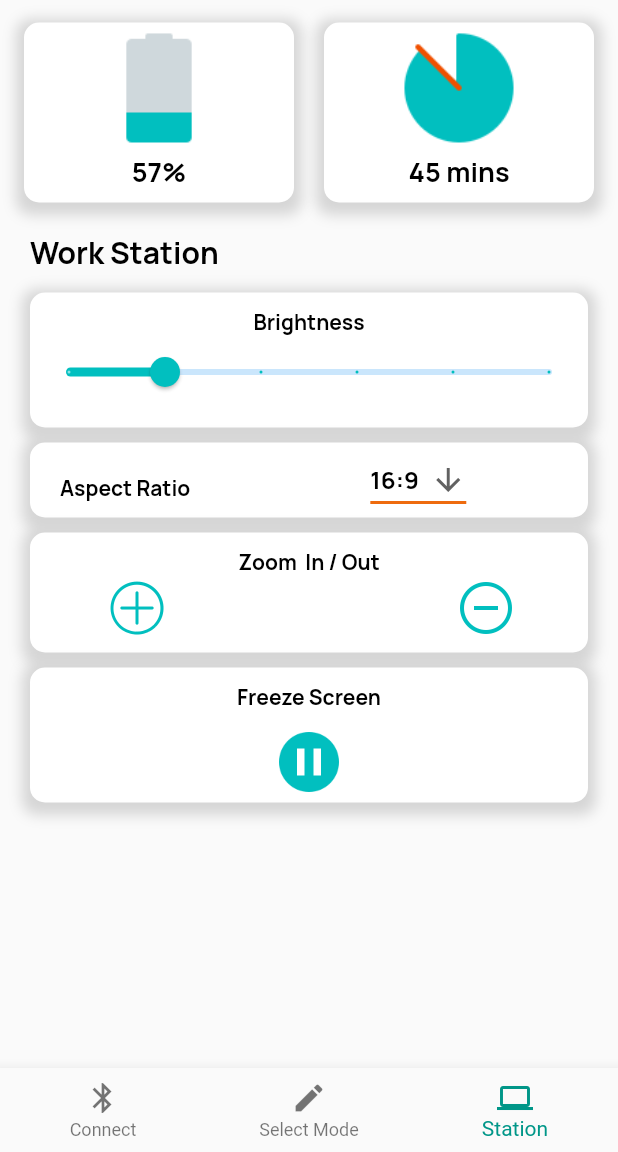
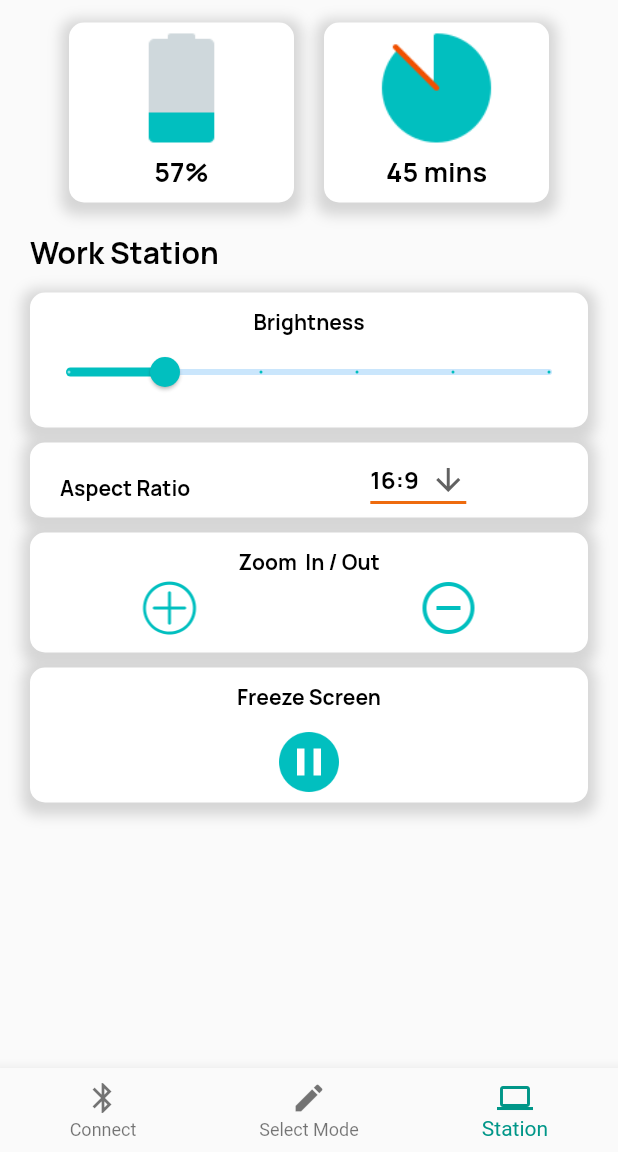
Before and after one commit to khaledirfan/Lightcanvas, a Flutter app: the station screen opened directly, on a phone screen of 412 x 824 dp, the part 84-1236 px from its top. Run offline on Flutter 3.47's test engine with Material 2 defaults, Android fonts, the phone set to English and light mode, and no system bars; project files that could hold a hidden picture were left out.

Commit message:
App DOne

```diff
--- a/lib/station.dart
+++ b/lib/station.dart
@@ -67,7 +67,7 @@ class _stationState extends State<station> {
                           EdgeInsets.symmetric(horizontal: 10, vertical: 10),
                       child: Container(
                         height: 120,
-                        width: 180,
+                        width: 150,
                         child: Column(
                           children: [
                             Image.asset(
@@ -118,7 +118,7 @@ class _stationState extends State<station> {
                           EdgeInsets.symmetric(horizontal: 10, vertical: 10),
                       child: Container(
                         height: 120,
-                        width: 180,
+                        width: 150,
                         child: Container(
                           height: 120,
                           width: 150,
@@ -311,7 +311,7 @@ class _stationState extends State<station> {
                 padding: EdgeInsets.symmetric(horizontal: 20, vertical: 5),
                 child: Container(
                   height: 80,
-                  width: 500,
+                  width: 400,
                   decoration: BoxDecoration(
                     color: Color(0xFFFFFFFF),
                     borderRadius: BorderRadius.only(
@@ -343,23 +343,22 @@ class _stationState extends State<station> {
                         ),
                       ),
                       Row(
+                        mainAxisAlignment: MainAxisAlignment.spaceAround,
                         children: [
-                          Padding(
-                            padding:
-                                EdgeInsets.only(top: 0, left: 50, right: 100),
-                            child: Image.asset(
+
+
+                            Image.asset(
                               'asset/icons8-add-64.png',
                               scale: 1.5,
                             ),
-                          ),
-                          Padding(
-                            padding:
-                                EdgeInsets.only(top: 0, right: 40, left: 90),
-                            child: Image.asset(
+
+
+
+                            Image.asset(
                               'asset/icons8-minus-64.png',
                               scale: 1.5,
                             ),
-                          ),
+
                         ],
                       ),
                     ],
```
Also changed, not shown: lib/landing.dart (+26 -16 lines).
